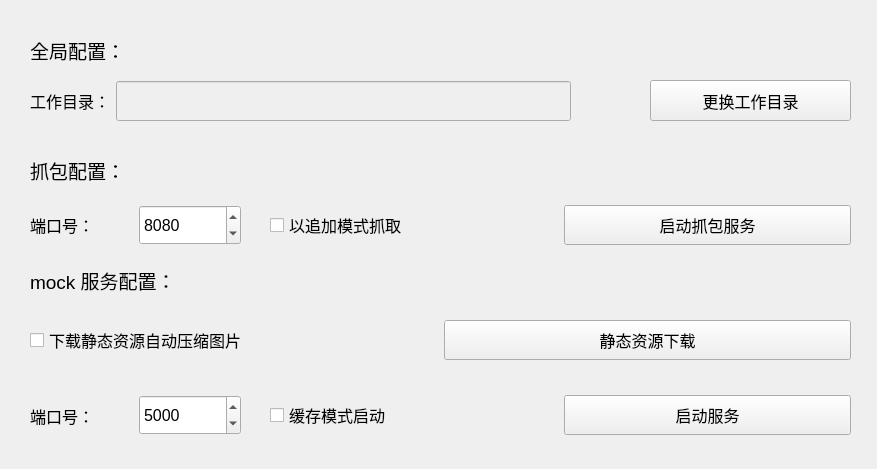
Before: the Qt Designer form qt_ui/mian_window.ui in ShenWei-HopeNoBug/mock-api-server, drawn with Qt 5.
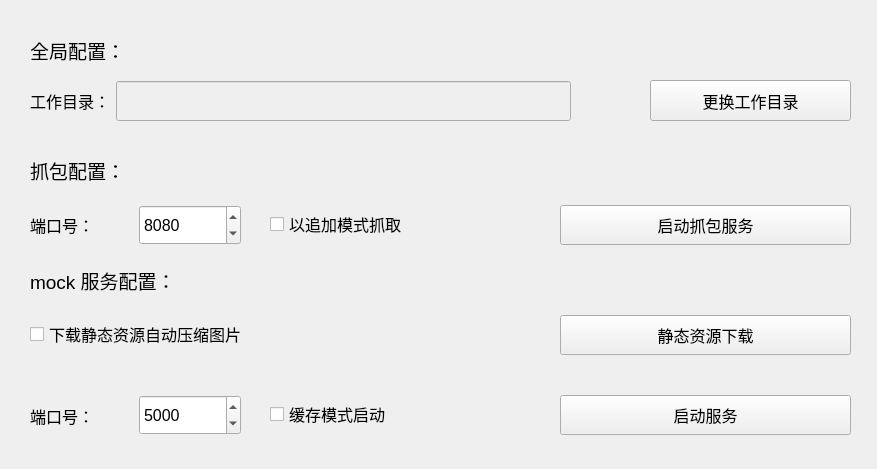
After: the same form once the commit is applied.

Commit message: 主界面 UI 调整

The edit to the form file:
```diff
--- a/qt_ui/mian_window.ui
+++ b/qt_ui/mian_window.ui
@@ -16,34 +16,13 @@
   <widget class="QWidget" name="horizontalLayoutWidget">
    <property name="geometry">
     <rect>
-     <x>270</x>
+     <x>560</x>
      <y>390</y>
-     <width>581</width>
+     <width>291</width>
      <height>51</height>
     </rect>
    </property>
    <layout class="QHBoxLayout" name="horizontalLayout">
-    <item>
-     <widget class="QCheckBox" name="cacheCheckBox">
-      <property name="minimumSize">
-       <size>
-        <width>0</width>
-        <height>40</height>
-       </size>
-      </property>
-      <property name="font">
-       <font>
-        <pointsize>12</pointsize>
-       </font>
-      </property>
-      <property name="cursor">
-       <cursorShape>PointingHandCursor</cursorShape>
-      </property>
-      <property name="text">
-       <string>缓存模式启动</string>
-      </property>
-     </widget>
-    </item>
     <item>
      <widget class="QPushButton" name="serverButton">
       <property name="sizePolicy">
@@ -85,34 +64,13 @@
   <widget class="QWidget" name="horizontalLayoutWidget_2">
    <property name="geometry">
     <rect>
-     <x>30</x>
+     <x>560</x>
      <y>310</y>
-     <width>821</width>
-     <height>61</height>
+     <width>291</width>
+     <height>51</height>
     </rect>
    </property>
    <layout class="QHBoxLayout" name="horizontalLayout_2">
-    <item>
-     <widget class="QCheckBox" name="compressCheckBox">
-      <property name="minimumSize">
-       <size>
-        <width>0</width>
-        <height>48</height>
-       </size>
-      </property>
-      <property name="font">
-       <font>
-        <pointsize>12</pointsize>
-       </font>
-      </property>
-      <property name="cursor">
-       <cursorShape>PointingHandCursor</cursorShape>
-      </property>
-      <property name="text">
-       <string>下载静态资源自动压缩图片</string>
-      </property>
-     </widget>
-    </item>
     <item>
      <widget class="QPushButton" name="staticDownloadButton">
       <property name="minimumSize">
@@ -389,34 +347,13 @@
   <widget class="QWidget" name="horizontalLayoutWidget_6">
    <property name="geometry">
     <rect>
-     <x>270</x>
+     <x>560</x>
      <y>200</y>
-     <width>581</width>
+     <width>291</width>
      <height>51</height>
     </rect>
    </property>
    <layout class="QHBoxLayout" name="horizontalLayout_6">
-    <item>
-     <widget class="QCheckBox" name="useHistoryCheckBox">
-      <property name="minimumSize">
-       <size>
-        <width>0</width>
-        <height>48</height>
-       </size>
-      </property>
-      <property name="font">
-       <font>
-        <pointsize>12</pointsize>
-       </font>
-      </property>
-      <property name="cursor">
-       <cursorShape>PointingHandCursor</cursorShape>
-      </property>
-      <property name="text">
-       <string>以追加模式抓取</string>
-      </property>
-     </widget>
-    </item>
     <item>
      <widget class="QPushButton" name="catchServerButton">
       <property name="minimumSize">
@@ -440,6 +377,87 @@
     </item>
    </layout>
   </widget>
+  <widget class="QCheckBox" name="useHistoryCheckBox">
+   <property name="geometry">
+    <rect>
+     <x>270</x>
+     <y>200</y>
+     <width>251</width>
+     <height>48</height>
+    </rect>
+   </property>
+   <property name="minimumSize">
+    <size>
+     <width>0</width>
+     <height>48</height>
+    </size>
+   </property>
+   <property name="font">
+    <font>
+     <pointsize>12</pointsize>
+    </font>
+   </property>
+   <property name="cursor">
+    <cursorShape>PointingHandCursor</cursorShape>
+   </property>
+   <property name="text">
+    <string>以追加模式抓取</string>
+   </property>
+  </widget>
+  <widget class="QCheckBox" name="cacheCheckBox">
+   <property name="geometry">
+    <rect>
+     <x>270</x>
+     <y>390</y>
+     <width>211</width>
+     <height>48</height>
+    </rect>
+   </property>
+   <property name="minimumSize">
+    <size>
+     <width>0</width>
+     <height>48</height>
+    </size>
+   </property>
+   <property name="font">
+    <font>
+     <pointsize>12</pointsize>
+    </font>
+   </property>
+   <property name="cursor">
+    <cursorShape>PointingHandCursor</cursorShape>
+   </property>
+   <property name="text">
+    <string>缓存模式启动</string>
+   </property>
+  </widget>
+  <widget class="QCheckBox" name="compressCheckBox">
+   <property name="geometry">
+    <rect>
+     <x>30</x>
+     <y>310</y>
+     <width>381</width>
+     <height>48</height>
+    </rect>
+   </property>
+   <property name="minimumSize">
+    <size>
+     <width>0</width>
+     <height>48</height>
+    </size>
+   </property>
+   <property name="font">
+    <font>
+     <pointsize>12</pointsize>
+    </font>
+   </property>
+   <property name="cursor">
+    <cursorShape>PointingHandCursor</cursorShape>
+   </property>
+   <property name="text">
+    <string>下载静态资源自动压缩图片</string>
+   </property>
+  </widget>
  </widget>
  <resources/>
  <connections/>
```
The commit also changes 1 other file.
